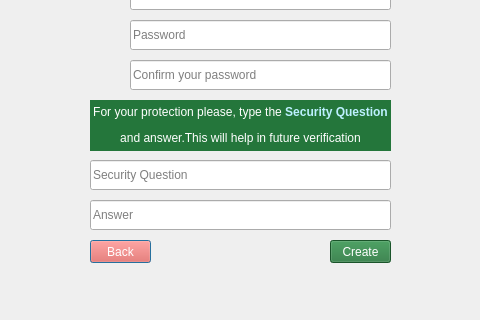
Above: LeonCam/NewProfile.ui from kazimierczak-robert/LeonCam before the change; both pictures show x 160 to 640 and y 180 to 500 of the 800 by 500 pixel window. Below: the same form after it.
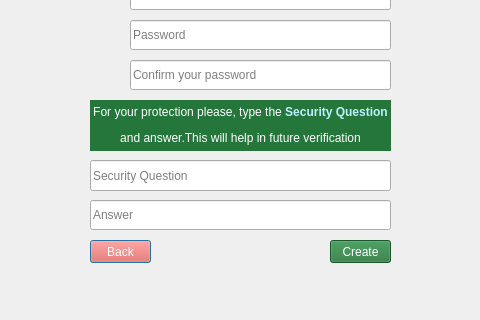
That is the form after the change. Icons and pictures are not drawn.

Diff of the .ui file:
```diff
--- a/LeonCam/NewProfile.ui
+++ b/LeonCam/NewProfile.ui
@@ -13,6 +13,18 @@
     <height>500</height>
    </rect>
   </property>
+  <property name="minimumSize">
+   <size>
+    <width>800</width>
+    <height>500</height>
+   </size>
+  </property>
+  <property name="maximumSize">
+   <size>
+    <width>800</width>
+    <height>500</height>
+   </size>
+  </property>
   <property name="windowTitle">
    <string>LeonCam</string>
   </property>
@@ -105,7 +117,7 @@
      <x>250</x>
      <y>340</y>
      <width>301</width>
-     <height>30</height>
+     <height>31</height>
     </rect>
    </property>
    <property name="placeholderText">
```
Left out of the diff: 12 changed lines with no effect on the pictures.
